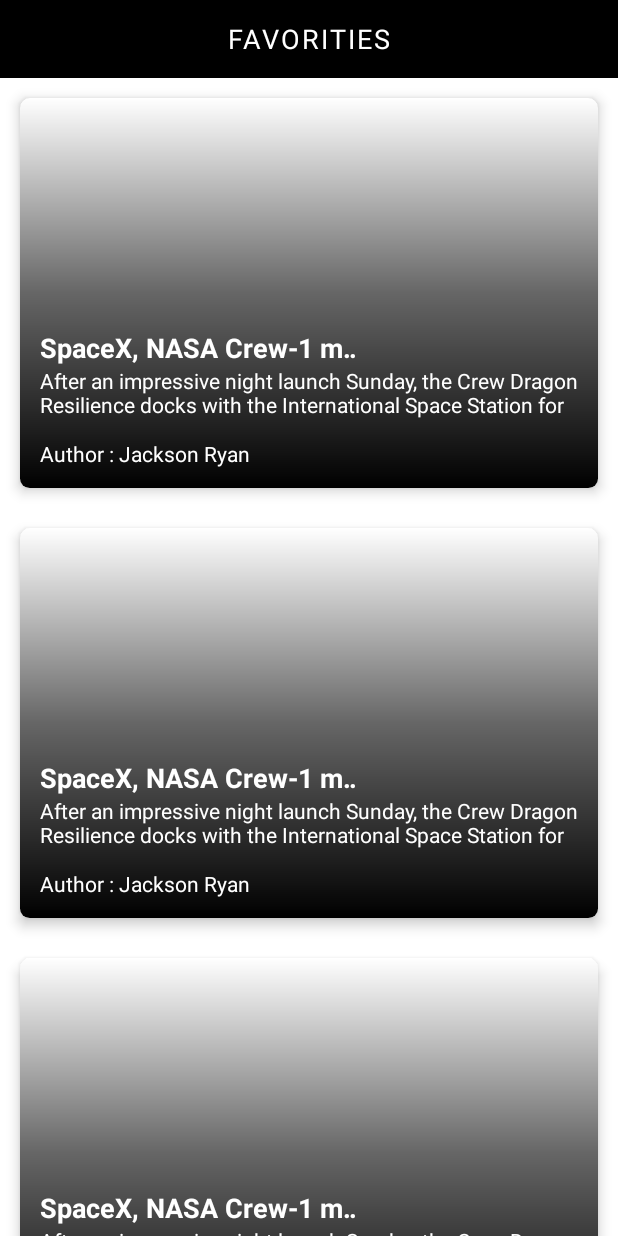
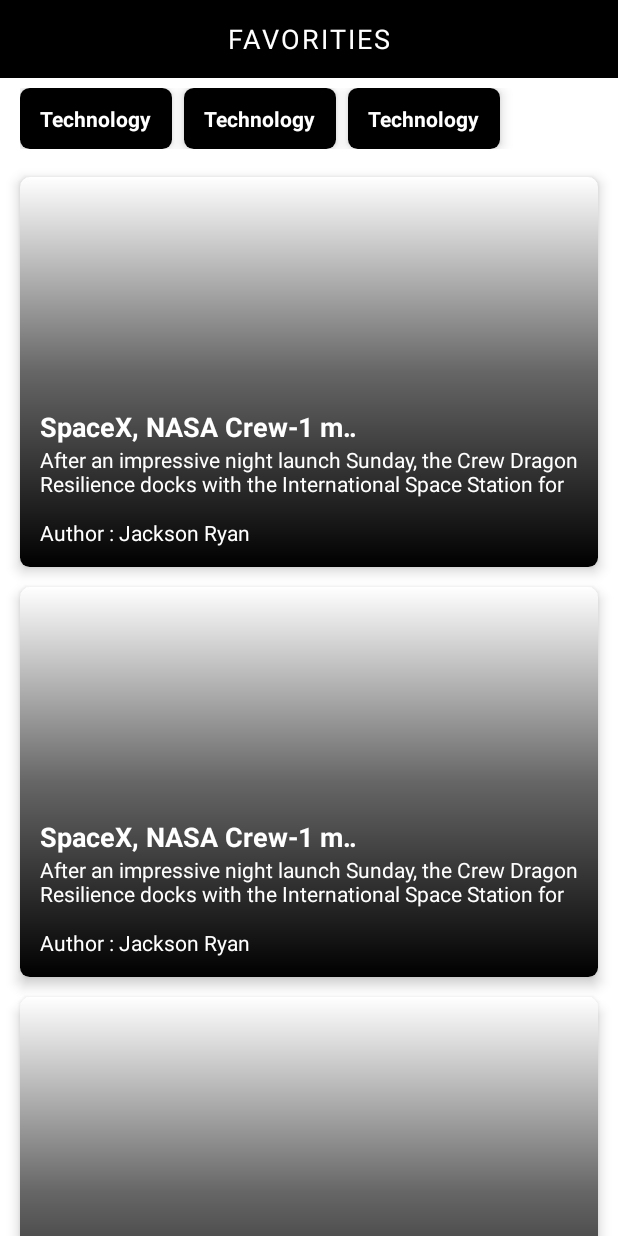
Before and after one commit to Tanvi-Goyal/NewsApp, an Android app: the layout fragment_favorities.xml on its own in the app's theme, with its tools: preview values and no code run, on a phone screen of 412 x 824 dp. Run offline under Robolectric (Android 15) with nearby library versions, the phone set to English and light mode, and no system bars.

Commit message:
Favorite Module Completed

```diff
--- a/app/src/main/java/com/newsapp/data/repositories/NewsRepository.kt
+++ b/app/src/main/java/com/newsapp/data/repositories/NewsRepository.kt
@@ -52,11 +52,11 @@ class NewsRepository @Inject constructor(
             .subscribeOn(Schedulers.io())
     }
 
-    fun addToFavorites(id: Int, isFavorite: Int) : Completable {
+    fun addToFavorites(id: Int, isFavorite: Int): Completable {
         return Completable.fromCallable { newsDao.addToFavorites(id, isFavorite) }
     }
 
     fun getFavoriteNews(category: String): Observable<List<News>> {
-        return newsDao.getFavoriteNews(category)
+        return newsDao.getFavoriteNews(category).subscribeOn(Schedulers.io())
     }
 }
--- a/app/src/main/java/com/newsapp/ui/main/headlines/HeadlinesAdapter.kt
+++ b/app/src/main/java/com/newsapp/ui/main/adapters/NewsAdapter.kt
@@ -1,4 +1,4 @@
-package com.newsapp.ui.main.headlines
+package com.newsapp.ui.main.adapters
 
 import android.view.LayoutInflater
 import android.view.ViewGroup
@@ -8,7 +8,7 @@ import com.newsapp.data.entities.News
 import com.newsapp.databinding.ItemHeadlineBinding
 import kotlinx.android.synthetic.main.item_headline.view.*
 
-class HeadlinesAdapter : RecyclerView.Adapter<HeadlinesAdapter.ViewHolder>() {
+class NewsAdapter : RecyclerView.Adapter<NewsAdapter.ViewHolder>() {
 
     var onItemClick: ((News) -> Unit)? = null
     var onFavClick: ((News, Boolean) -> Unit)? = null
--- a/app/src/main/java/com/newsapp/ui/main/headlines/TagsAdapter.kt
+++ b/app/src/main/java/com/newsapp/ui/main/adapters/TagsAdapter.kt
@@ -1,9 +1,8 @@
-package com.newsapp.ui.main.headlines
+package com.newsapp.ui.main.adapters
 
 import android.view.LayoutInflater
 import android.view.ViewGroup
 import androidx.recyclerview.widget.RecyclerView
-import com.bumptech.glide.Glide
 import com.newsapp.databinding.ItemTagBinding
 
 class TagsAdapter : RecyclerView.Adapter<TagsAdapter.ViewHolder>() {
--- a/app/src/main/java/com/newsapp/ui/main/newsDetail/NewsDetailFragment.kt
+++ b/app/src/main/java/com/newsapp/ui/main/fragments/NewsDetailFragment.kt
@@ -1,4 +1,4 @@
-package com.newsapp.ui.main.newsDetail
+package com.newsapp.ui.main.fragments
 
 import android.os.Bundle
 import android.view.LayoutInflater
--- a/app/src/main/res/layout/fragment_favorities.xml
+++ b/app/src/main/res/layout/fragment_favorities.xml
@@ -1,4 +1,5 @@
 <?xml version="1.0" encoding="utf-8"?>
+<layout>
     <androidx.constraintlayout.widget.ConstraintLayout xmlns:android="http://schemas.android.com/apk/res/android"
         xmlns:app="http://schemas.android.com/apk/res-auto"
         xmlns:tools="http://schemas.android.com/tools"
@@ -27,6 +28,29 @@
                 android:textSize="@dimen/_14sdp" />
         </androidx.appcompat.widget.Toolbar>
 
+        <ProgressBar
+            android:id="@+id/progressbar"
+            android:layout_width="wrap_content"
+            android:layout_height="wrap_content"
+            app:layout_constraintBottom_toBottomOf="parent"
+            app:layout_constraintEnd_toEndOf="parent"
+            app:layout_constraintStart_toStartOf="parent"
+            app:layout_constraintTop_toTopOf="parent" />
+
+        <androidx.recyclerview.widget.RecyclerView
+            android:id="@+id/recyclerTags"
+            android:layout_width="0dp"
+            android:layout_height="wrap_content"
+            android:layout_marginLeft="@dimen/_10sdp"
+            android:layout_marginTop="@dimen/_5sdp"
+            android:layout_marginRight="@dimen/_10sdp"
+            android:orientation="horizontal"
+            app:layoutManager="androidx.recyclerview.widget.LinearLayoutManager"
+            app:layout_constraintEnd_toEndOf="parent"
+            app:layout_constraintStart_toStartOf="parent"
+            app:layout_constraintTop_toBottomOf="@id/toolbarFavorite"
+            tools:listitem="@layout/item_tag" />
+
         <com.airbnb.lottie.LottieAnimationView
             android:id="@+id/noResultLottie"
             android:layout_width="wrap_content"
@@ -48,7 +72,7 @@
             android:text="@string/no_result"
             android:textColor="@color/black"
             android:textSize="@dimen/_12sdp"
-        android:visibility="visible"
+            android:visibility="gone"
             app:layout_constraintEnd_toEndOf="@+id/noResultLottie"
             app:layout_constraintStart_toStartOf="@id/noResultLottie"
             app:layout_constraintTop_toBottomOf="@+id/noResultLottie" />
@@ -57,11 +81,13 @@
             android:id="@+id/recyclerViewFavorite"
             android:layout_width="match_parent"
             android:layout_height="0dp"
+            android:layout_marginTop="@dimen/_4sdp"
             app:layout_constraintBottom_toBottomOf="parent"
             app:layout_constraintEnd_toEndOf="parent"
             app:layout_constraintHorizontal_bias="0.0"
             app:layout_constraintStart_toStartOf="parent"
-        app:layout_constraintTop_toBottomOf="@+id/toolbarFavorite"
+            app:layout_constraintTop_toBottomOf="@+id/recyclerTags"
             tools:listitem="@layout/item_headline" />
 
     </androidx.constraintlayout.widget.ConstraintLayout>
+</layout>
--- a/app/src/main/res/layout/fragment_head_lines.xml
+++ b/app/src/main/res/layout/fragment_head_lines.xml
@@ -6,7 +6,7 @@
         xmlns:tools="http://schemas.android.com/tools"
         android:layout_width="match_parent"
         android:layout_height="match_parent"
-        tools:context=".ui.main.headlines.HeadLinesFragment">
+        tools:context=".ui.main.fragments.HeadLinesFragment">
 
         <androidx.appcompat.widget.Toolbar
             android:id="@+id/toolbarHeadlines"
@@ -94,6 +94,7 @@
             android:id="@+id/swipeRefreshLayout"
             android:layout_width="match_parent"
             android:layout_height="0dp"
+            android:layout_marginTop="@dimen/_4sdp"
             app:layout_constraintBottom_toBottomOf="parent"
             app:layout_constraintEnd_toEndOf="parent"
             app:layout_constraintHorizontal_bias="0.0"
--- a/app/src/main/res/layout/fragment_news_detail.xml
+++ b/app/src/main/res/layout/fragment_news_detail.xml
@@ -7,7 +7,7 @@
         android:layout_width="match_parent"
         android:layout_height="match_parent"
         android:background="@color/black"
-        tools:context=".ui.main.headlines.HeadLinesFragment">
+        tools:context=".ui.main.fragments.HeadLinesFragment">
 
         <WebView
             android:id="@+id/webview"
--- a/app/src/main/res/layout/item_headline.xml
+++ b/app/src/main/res/layout/item_headline.xml
@@ -13,7 +13,9 @@
         android:id="@+id/card"
         android:layout_width="match_parent"
         android:layout_height="wrap_content"
-        android:layout_margin="@dimen/_10sdp"
+        android:layout_marginTop="@dimen/_10sdp"
+        android:layout_marginLeft="@dimen/_10sdp"
+        android:layout_marginRight="@dimen/_10sdp"
         android:clickable="true"
         android:focusable="true"
         app:cardCornerRadius="@dimen/_5sdp"
--- a/app/src/main/res/navigation/nav_graph.xml
+++ b/app/src/main/res/navigation/nav_graph.xml
@@ -7,7 +7,7 @@
 
     <fragment
         android:id="@+id/headlinesFragment"
-        android:name="com.newsapp.ui.main.headlines.HeadLinesFragment"
+        android:name="com.newsapp.ui.main.fragments.HeadLinesFragment"
         android:label="fragment_headlines"
         tools:layout="@layout/fragment_head_lines">
         <action
@@ -29,13 +29,13 @@
 
     <fragment
         android:id="@+id/favoritiesFragment"
-        android:name="com.newsapp.ui.main.favorities.FavoritesFragment"
+        android:name="com.newsapp.ui.main.fragments.FavoritesFragment"
         android:label="fragment_favorities"
         tools:layout="@layout/fragment_favorities" />
 
     <fragment
         android:id="@+id/newsDetailFragment"
-        android:name="com.newsapp.ui.main.newsDetail.NewsDetailFragment"
+        android:name="com.newsapp.ui.main.fragments.NewsDetailFragment"
         android:label="fragment_news_detail"
         tools:layout="@layout/fragment_news_detail">
 
```
Also changed, not shown: app/src/main/java/com/newsapp/MainActivity.kt (+10 -10 lines), app/src/main/java/com/newsapp/data/remote/BaseResponse.kt (deleted, +0 -34 lines), app/src/main/java/com/newsapp/ui/main/favorities/FavoritesFragment.kt (deleted, +0 -20 lines), app/src/main/java/com/newsapp/ui/main/fragments/FavoritesFragment.kt (renamed from app/src/main/java/com/newsapp/ui/main/headlines/HeadLinesFragment.kt, +17 -26 lines), app/src/main/java/com/newsapp/ui/main/fragments/HeadLinesFragment.kt (added, +115 -0 lines), app/src/main/java/com/newsapp/ui/main/viewmodel/FavoriteNewsViewModel.kt (renamed from app/src/main/java/com/newsapp/ui/main/headlines/HeadlinesViewModel.kt, +4 -4 lines), app/src/main/java/com/newsapp/ui/main/viewmodel/HeadlinesViewModel.kt (added, +60 -0 lines). Lines whose indentation alone changed are shown as unchanged.
